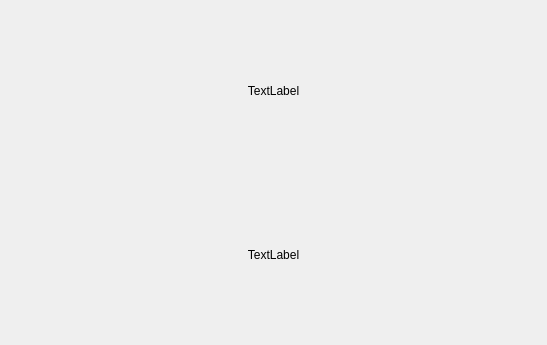
Qt form BaxterGBI_gui/src/actionpanel.ui (EmaroLab/gesture_based_interface) before a commit.
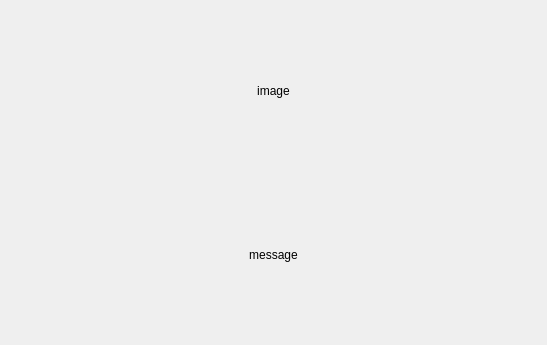
The same form after that commit.

Commit message: Fixed load config button

Patch:
```diff
--- a/BaxterGBI_gui/src/actionpanel.ui
+++ b/BaxterGBI_gui/src/actionpanel.ui
@@ -19,7 +19,7 @@
      <item>
       <widget class="QLabel" name="label">
        <property name="text">
-        <string>TextLabel</string>
+        <string>image</string>
        </property>
        <property name="alignment">
         <set>Qt::AlignCenter</set>
@@ -49,7 +49,7 @@
 }</string>
      </property>
      <property name="text">
-      <string>TextLabel</string>
+      <string>message</string>
      </property>
      <property name="textFormat">
       <enum>Qt::AutoText</enum>
```
The commit also changes 1 other file.
